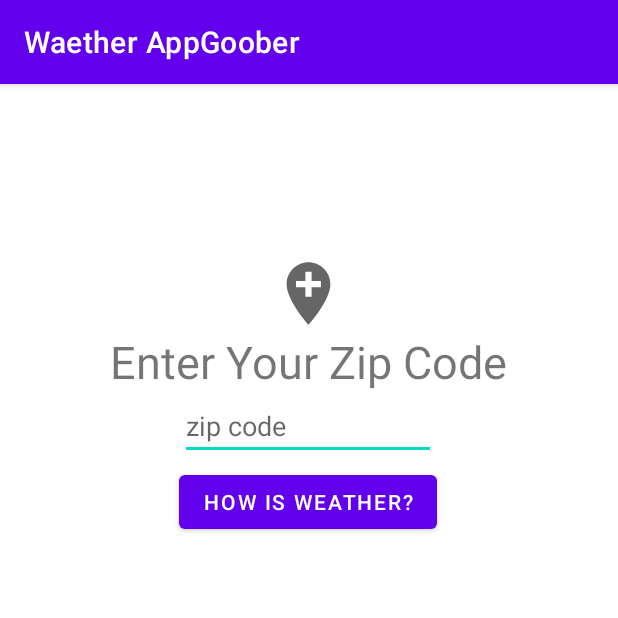
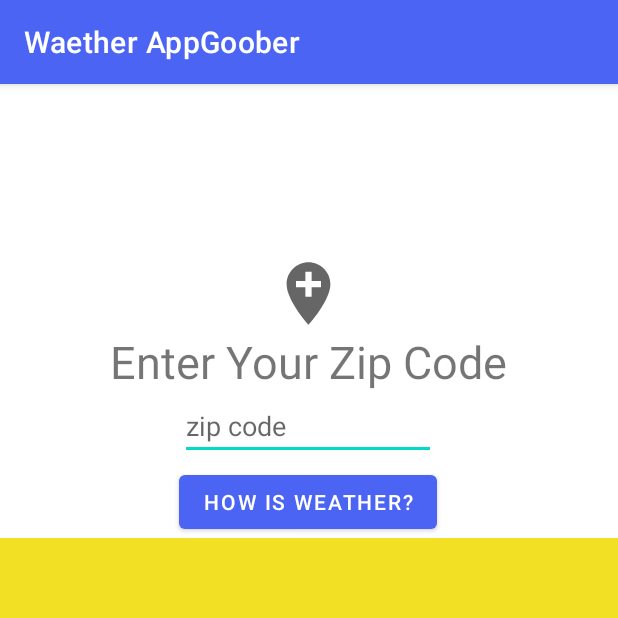
Before and after one commit to Akashkroy69/WaetherAppGoober, an Android app: the screen it shows after launch (MainActivity), after a tap on "HOW IS WEATHER?", on a phone screen of 412 x 824 dp, the top half of it. Run offline under Robolectric (Android 15) with nearby library versions, the phone set to English and light mode, and no system bars.

Commit message:
-Reference for ForecastRepository.kt is made in MainActivity.kt -Observer (LifeCycle) created for Using LiveData class -forecastRepository.loadForeCast() is added and also observe() is also invoked.

```diff
--- a/app/build.gradle
+++ b/app/build.gradle
@@ -39,6 +39,7 @@ dependencies {
     implementation 'androidx.appcompat:appcompat:1.3.0'
     implementation 'com.google.android.material:material:1.4.0'
     implementation 'androidx.constraintlayout:constraintlayout:2.0.4'
+    implementation 'androidx.recyclerview:recyclerview:1.2.1'
     testImplementation 'junit:junit:4.+'
     androidTestImplementation 'androidx.test.ext:junit:1.1.3'
     androidTestImplementation 'androidx.test.espresso:espresso-core:3.4.0'
--- a/app/src/main/java/com/aks/waetherappgoober/ForecastRepository.kt
+++ b/app/src/main/java/com/aks/waetherappgoober/ForecastRepository.kt
@@ -10,7 +10,7 @@ class ForecastRepository {
     //region PART b. Providing data to our activity
     //To provide data to our activity, we first need an object of LiveData class
 
-    // ?? -> 1. what is MutableLiveData 2. What is it doing here.
+    /*?? -> 1. what is MutableLiveData 2. What is it doing here.*/
     private val _weeklyForecast = MutableLiveData<List<DailyForecast>>()
     val weeklyForecast: LiveData<List<DailyForecast>> = _weeklyForecast
     //endregion
--- a/app/src/main/java/com/aks/waetherappgoober/MainActivity.kt
+++ b/app/src/main/java/com/aks/waetherappgoober/MainActivity.kt
@@ -5,21 +5,31 @@ import android.os.Bundle
 import android.widget.Button
 import android.widget.EditText
 import android.widget.Toast
+import androidx.lifecycle.Observer
 
 class MainActivity : AppCompatActivity() {
+    private val forecastRepository = ForecastRepository()
+
     //region set up methods
     override fun onCreate(savedInstanceState: Bundle?) {
         super.onCreate(savedInstanceState)
         setContentView(R.layout.activity_main)
-        val enterZipcodeField: EditText = findViewById(R.id.zipCodeId)
+        val enterZipCodeField: EditText = findViewById(R.id.zipCodeId)
         val howIsWeatherButtonId: Button = findViewById(R.id.howIsWeatherButtonId)
         //Setting up On-Click Listener.
         howIsWeatherButtonId.setOnClickListener {
-            val zipcode = enterZipcodeField.text.toString()
-            if (zipcode.length == 6) Toast.makeText(this, zipcode, Toast.LENGTH_SHORT).show()
+            val zipCode = enterZipCodeField.text.toString()
+            if (zipCode.length == 6) forecastRepository.loadForecast()
             else Toast.makeText(this, R.string.zipcode_error_message, Toast.LENGTH_SHORT).show()
         }
+        //creating an observer
+        val weeklyForecastObserver = Observer<List<DailyForecast>> {
+            //It is used to update RecyclerView and lifecycle adapter.
+            Toast.makeText(this,"Forecast Loaded",Toast.LENGTH_SHORT).show()
+        }
+        forecastRepository.weeklyForecast.observe(this, weeklyForecastObserver)
     }
+
 
     override fun onStart() {
         super.onStart()
--- a/app/src/main/res/layout/activity_main.xml
+++ b/app/src/main/res/layout/activity_main.xml
@@ -52,4 +52,15 @@
         app:layout_constraintStart_toStartOf="@+id/zipCodeId"
         app:layout_constraintTop_toBottomOf="@+id/zipCodeId" />
 
+    <androidx.recyclerview.widget.RecyclerView
+        android:id="@+id/forecastItemRVId"
+        android:layout_width="0dp"
+        android:layout_height="0dp"
+        app:layout_constraintBottom_toBottomOf="parent"
+        app:layout_constraintEnd_toEndOf="parent"
+        app:layout_constraintStart_toStartOf="parent"
+        app:layout_constraintTop_toBottomOf="@+id/howIsWeatherButtonId"
+        app:layout_constraintVertical_bias="1.0"
+        android:background="#F1E024"/>
+
 </androidx.constraintlayout.widget.ConstraintLayout>
--- a/app/src/main/res/values/themes.xml
+++ b/app/src/main/res/values/themes.xml
@@ -2,8 +2,8 @@
     <!-- Base application theme. -->
     <style name="Theme.WaetherAppGoober" parent="Theme.MaterialComponents.DayNight.DarkActionBar">
         <!-- Primary brand color. -->
-        <item name="colorPrimary">@color/purple_500</item>
-        <item name="colorPrimaryVariant">@color/purple_500</item>
+        <item name="colorPrimary">#4B64F4</item>
+        <item name="colorPrimaryVariant">#2946E6</item>
         <item name="colorOnPrimary">@color/purple_500</item>
         <!-- Secondary brand color. -->
         <item name="colorSecondary">@color/teal_200</item>
```
